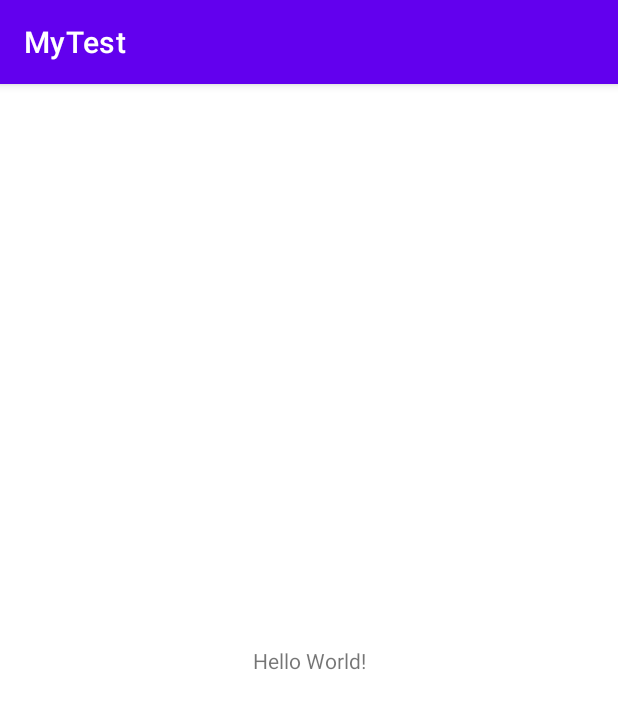
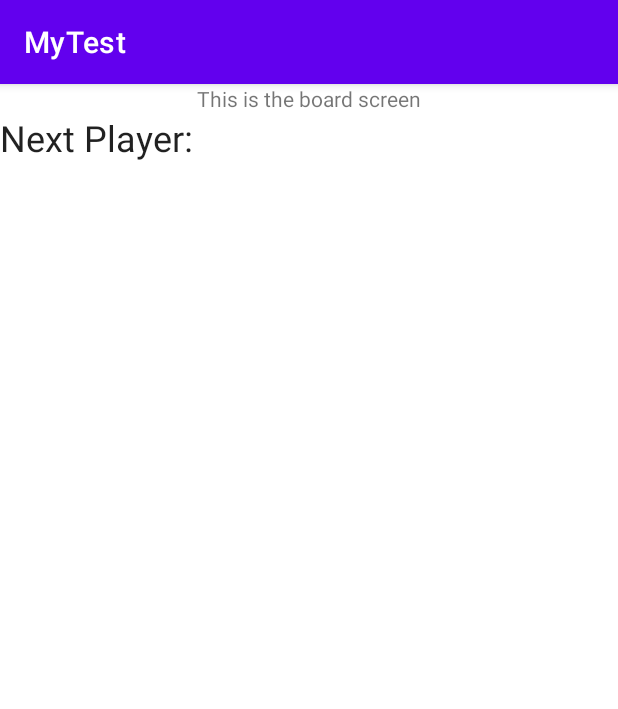
Before and after one commit to 2021-DEV2-054/MyTest, an Android app: the screen it shows after launch (MainActivity), on a phone screen of 412 x 824 dp. Shown: the top 709 px of the screen. Run offline under Robolectric (Android 15) with nearby library versions, the phone set to English and light mode, and no system bars; 1 statement that could not run was skipped.

Commit message:
Add empty fragment to display the board screen and move stuff inside an app package

```diff
--- a/app/build.gradle
+++ b/app/build.gradle
@@ -38,6 +38,7 @@ android {
 
 dependencies {
 
+    implementation "androidx.fragment:fragment-ktx:$versions.fragmentKtxVersion"
     implementation "androidx.core:core-ktx:$versions.coreKtxVersion"
     implementation "androidx.appcompat:appcompat:$versions.appCompatVersion"
     implementation "com.google.android.material:material:$versions.materialVersion"
--- a/app/src/main/AndroidManifest.xml
+++ b/app/src/main/AndroidManifest.xml
@@ -3,7 +3,7 @@
     package="com.example.mytest">
 
     <application
-        android:name=".CustomApplication"
+        android:name=".app.CustomApplication"
         android:allowBackup="true"
         android:icon="@mipmap/ic_launcher"
         android:label="@string/app_name"
@@ -11,7 +11,7 @@
         android:supportsRtl="true"
         android:theme="@style/Theme.MyTest">
         <activity
-            android:name=".MainActivity"
+            android:name=".app.MainActivity"
             android:exported="true">
             <intent-filter>
                 <action android:name="android.intent.action.MAIN" />
--- /dev/null
+++ b/app/src/main/java/com/example/mytest/app/BoardFragment.kt
@@ -0,0 +1,6 @@
+package com.example.mytest.app
+
+import androidx.fragment.app.Fragment
+import com.example.mytest.R
+
+class BoardFragment : Fragment(R.layout.fragment_board)
--- a/app/src/main/java/com/example/mytest/CustomApplication.kt
+++ b/app/src/main/java/com/example/mytest/app/CustomApplication.kt
@@ -1,8 +1,8 @@
-package com.example.mytest
+package com.example.mytest.app
 
 import android.app.Application
-import com.example.mytest.di.ApplicationComponent
-import com.example.mytest.di.DaggerApplicationComponent
+import com.example.mytest.app.di.ApplicationComponent
+import com.example.mytest.app.di.DaggerApplicationComponent
 
 class CustomApplication : Application() {
 
--- a/app/src/main/java/com/example/mytest/MainActivity.kt
+++ b/app/src/main/java/com/example/mytest/app/MainActivity.kt
@@ -1,7 +1,8 @@
-package com.example.mytest
+package com.example.mytest.app
 
 import android.os.Bundle
 import androidx.appcompat.app.AppCompatActivity
+import com.example.mytest.R
 
 class MainActivity : AppCompatActivity() {
 
--- a/app/src/main/java/com/example/mytest/di/ApplicationComponent.kt
+++ b/app/src/main/java/com/example/mytest/app/di/ApplicationComponent.kt
@@ -1,7 +1,7 @@
-package com.example.mytest.di
+package com.example.mytest.app.di
 
 import android.content.Context
-import com.example.mytest.MainActivity
+import com.example.mytest.app.MainActivity
 import dagger.BindsInstance
 import dagger.Component
 import javax.inject.Singleton
--- a/app/src/main/java/com/example/mytest/di/ApplicationModule.kt
+++ b/app/src/main/java/com/example/mytest/app/di/ApplicationModule.kt
@@ -1,4 +1,4 @@
-package com.example.mytest.di
+package com.example.mytest.app.di
 
 import dagger.Module
 import dagger.Provides
--- a/app/src/main/res/layout/activity_main.xml
+++ b/app/src/main/res/layout/activity_main.xml
@@ -1,18 +1,8 @@
 <?xml version="1.0" encoding="utf-8"?>
-<androidx.constraintlayout.widget.ConstraintLayout xmlns:android="http://schemas.android.com/apk/res/android"
-    xmlns:app="http://schemas.android.com/apk/res-auto"
+<androidx.fragment.app.FragmentContainerView xmlns:android="http://schemas.android.com/apk/res/android"
     xmlns:tools="http://schemas.android.com/tools"
+    android:id="@+id/main_fragment_container"
+    android:name="com.example.mytest.app.BoardFragment"
     android:layout_width="match_parent"
     android:layout_height="match_parent"
-    tools:context=".MainActivity">
-
-    <TextView
-        android:layout_width="wrap_content"
-        android:layout_height="wrap_content"
-        android:text="Hello World!"
-        app:layout_constraintBottom_toBottomOf="parent"
-        app:layout_constraintLeft_toLeftOf="parent"
-        app:layout_constraintRight_toRightOf="parent"
-        app:layout_constraintTop_toTopOf="parent" />
-
-</androidx.constraintlayout.widget.ConstraintLayout>
+    tools:context=".app.MainActivity" />
--- /dev/null
+++ b/app/src/main/res/layout/fragment_board.xml
@@ -0,0 +1,38 @@
+<?xml version="1.0" encoding="utf-8"?>
+<androidx.constraintlayout.widget.ConstraintLayout xmlns:android="http://schemas.android.com/apk/res/android"
+    xmlns:app="http://schemas.android.com/apk/res-auto"
+    xmlns:tools="http://schemas.android.com/tools"
+    android:layout_width="match_parent"
+    android:layout_height="match_parent">
+
+    <TextView
+        android:id="@+id/header"
+        android:layout_width="wrap_content"
+        android:layout_height="wrap_content"
+        android:text="This is the board screen"
+        app:layout_constraintEnd_toEndOf="parent"
+        app:layout_constraintStart_toStartOf="parent"
+        app:layout_constraintTop_toTopOf="parent" />
+
+    <TextView
+        android:id="@+id/next_player_title"
+        android:layout_width="wrap_content"
+        android:layout_height="wrap_content"
+        android:text="Next Player:"
+        android:textAppearance="?textAppearanceHeadline5"
+        app:layout_constraintEnd_toStartOf="@id/next_player"
+        app:layout_constraintStart_toStartOf="parent"
+        app:layout_constraintTop_toBottomOf="@id/header" />
+
+    <TextView
+        android:id="@+id/next_player"
+        android:layout_width="0dp"
+        android:layout_height="wrap_content"
+        android:textAppearance="?textAppearanceHeadline6"
+        app:layout_constraintBottom_toBottomOf="@id/next_player_title"
+        app:layout_constraintEnd_toEndOf="parent"
+        app:layout_constraintStart_toEndOf="@id/next_player_title"
+        app:layout_constraintTop_toTopOf="@id/next_player_title"
+        tools:text="Some player" />
+
+</androidx.constraintlayout.widget.ConstraintLayout>
--- a/versions.gradle
+++ b/versions.gradle
@@ -7,6 +7,7 @@ def _versions = [
 
         //Android
         coreKtxVersion                   : '1.6.0',
+        fragmentKtxVersion               : '1.3.6',
         appCompatVersion                 : '1.3.1',
         materialVersion                  : '1.4.0',
         viewModelKtxVersion              : '2.3.1',
```
